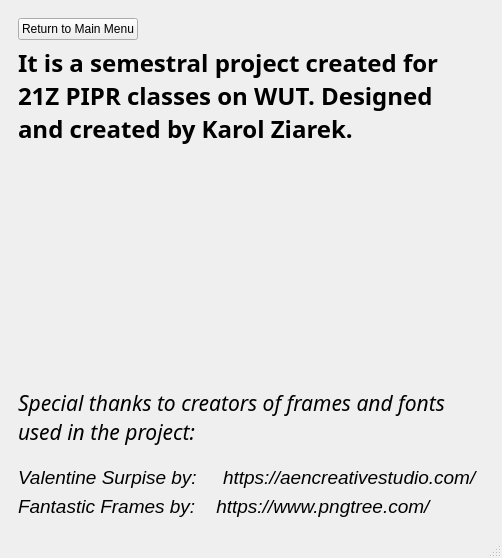
Old version of the form mainMenu.ui in the repository ziarekk/Birthday-Cards-Generator.
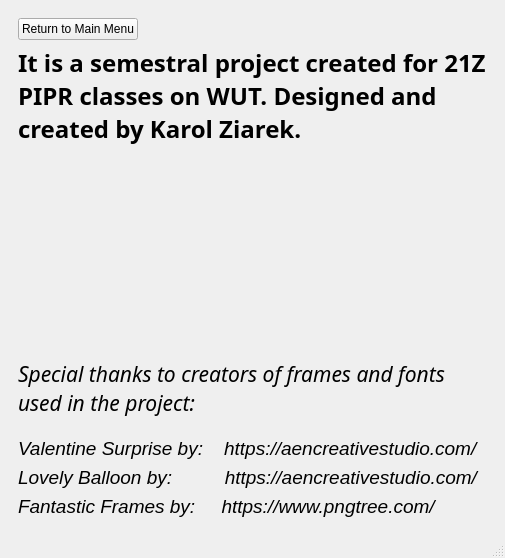
New version of the form.

Patch:
```diff
--- a/mainMenu.ui
+++ b/mainMenu.ui
@@ -6,7 +6,7 @@
    <rect>
     <x>0</x>
     <y>0</y>
-    <width>502</width>
+    <width>505</width>
     <height>558</height>
    </rect>
   </property>
@@ -215,7 +215,23 @@
              </font>
             </property>
             <property name="text">
-             <string>Valentine Surpise by:     https://aencreativestudio.com/</string>
+             <string>Valentine Surprise by:    https://aencreativestudio.com/</string>
+            </property>
+            <property name="margin">
+             <number>4</number>
+            </property>
+           </widget>
+          </item>
+          <item>
+           <widget class="QLabel" name="label_5">
+            <property name="font">
+             <font>
+              <pointsize>14</pointsize>
+              <italic>true</italic>
+             </font>
+            </property>
+            <property name="text">
+             <string>Lovely Balloon by:          https://aencreativestudio.com/</string>
             </property>
             <property name="margin">
              <number>4</number>
@@ -231,7 +247,7 @@
              </font>
             </property>
             <property name="text">
-             <string>Fantastic Frames by:    https://www.pngtree.com/</string>
+             <string>Fantastic Frames by:     https://www.pngtree.com/</string>
             </property>
             <property name="margin">
              <number>4</number>
```
Left out of the diff: 2 changed lines with no effect on the pictures.
